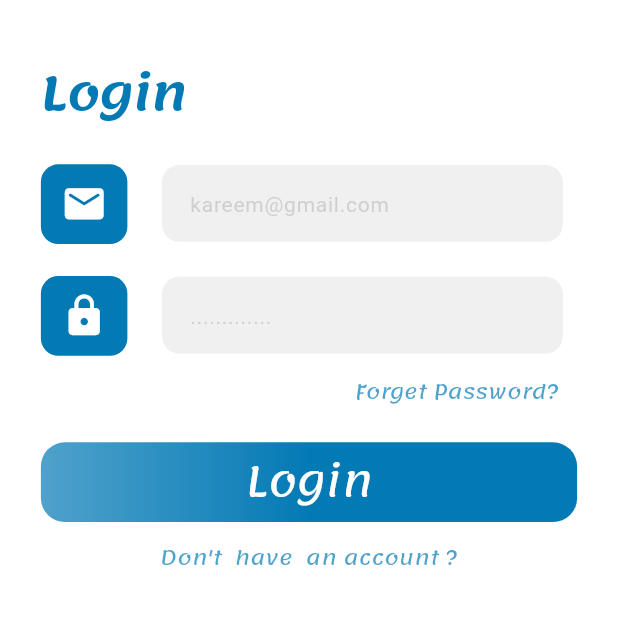
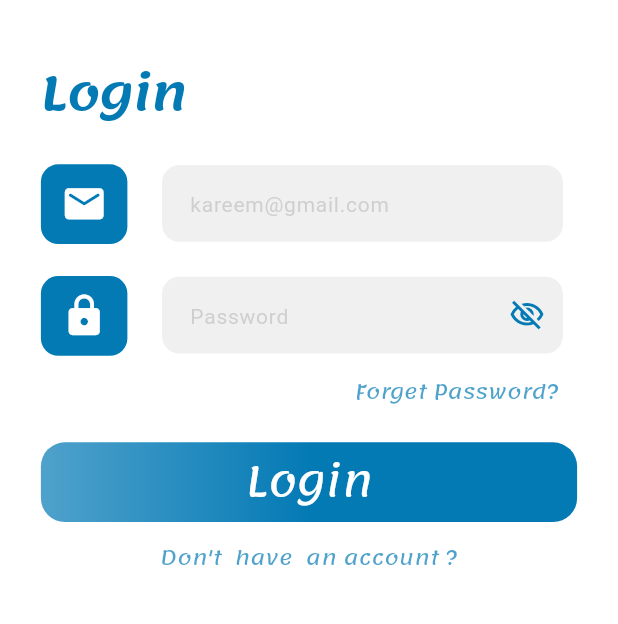
Before and after one commit to KareemTantawi/Symohony_Application, a Flutter app: the LoginScreen screen opened by its route, on a phone screen of 412 x 824 dp, the part 513-1137 px from its top. Run offline on Flutter 3.47's test engine with Material 3 defaults, Android fonts, the phone set to English and light mode, and no system bars; our stand-ins replace animate_do, dio, flutter_bloc, flutter_screenutil, shared_preferences, speech_to_text; accounts and stored records are empty.

Commit message:
finish the login screen with integrate with back

```diff
--- /dev/null
+++ b/lib/features/auth/data/models/login_model.dart
@@ -0,0 +1,19 @@
+class LoginModel {
+  final String message;
+  final String refreshToken;
+  final String accessToken;
+
+  LoginModel({
+    required this.message,
+    required this.refreshToken,
+    required this.accessToken,
+  });
+
+  factory LoginModel.fromJson(Map<String, dynamic> json) {
+    return LoginModel(
+      message: json['message'] ?? '',
+      refreshToken: json['refresh_token'] ?? '',
+      accessToken: json['access_token'],
+    );
+  }
+}
--- /dev/null
+++ b/lib/features/auth/presentation/manager/login_cubit/login_cubit.dart
@@ -0,0 +1,50 @@
+import 'package:flutter/material.dart';
+import 'package:flutter_bloc/flutter_bloc.dart';
+import 'package:symphony_app/core/services/network/api/api_endpoints.dart';
+import 'package:symphony_app/core/services/network/api/dio_consumer.dart';
+import 'package:symphony_app/features/auth/data/models/login_model.dart';
+import 'package:symphony_app/features/auth/presentation/manager/login_cubit/login_state.dart';
+
+class LoginCubit extends Cubit<LoginState> {
+  LoginCubit(this.api) : super(LoginInitialState());
+  DioConsumer api;
+  LoginModel? loginModel;
+
+  GlobalKey<FormState> loginFormKey = GlobalKey<FormState>();
+  TextEditingController emailController = TextEditingController();
+  TextEditingController passwordController = TextEditingController();
+
+  void dispose() {
+    emailController.dispose();
+    passwordController.dispose();
+  }
+
+  void clearController() {
+    emailController.clear();
+    passwordController.clear();
+  }
+
+  Future<void> login() async {
+    try {
+      emit(LoginLoadingState());
+      final response = await api.post(
+        EndPoints.login,
+        data: {
+          "email": emailController.text,
+          "password": passwordController.text,
+        },
+      );
+      if (response != null && response is Map<String, dynamic>) {
+        loginModel = LoginModel.fromJson(response);
+
+        emit(LoginSuccessState());
+      } else {
+        emit(
+          LoginFailureState(errMessage: 'Invalid response from the server'),
+        );
+      }
+    } on Exception catch (e) {
+      emit(LoginFailureState(errMessage: e.toString()));
+    }
+  }
+}
--- /dev/null
+++ b/lib/features/auth/presentation/manager/login_cubit/login_state.dart
@@ -0,0 +1,13 @@
+class LoginState {}
+
+class LoginInitialState extends LoginState {}
+
+class LoginLoadingState extends LoginState {}
+
+class LoginSuccessState extends LoginState {}
+
+class LoginFailureState extends LoginState {
+  final String errMessage;
+
+  LoginFailureState({required this.errMessage});
+}
--- a/lib/features/auth/presentation/views/login_screen.dart
+++ b/lib/features/auth/presentation/views/login_screen.dart
@@ -1,4 +1,5 @@
 import 'package:flutter/material.dart';
+import 'package:flutter_bloc/flutter_bloc.dart';
 import 'package:flutter_screenutil/flutter_screenutil.dart';
 import 'package:symphony_app/core/common/widget/app_defailt_button.dart';
 import 'package:symphony_app/core/common/widget/app_text_default_button.dart';
@@ -7,21 +8,78 @@ import 'package:symphony_app/core/common/widget/default_show_dialog_app.dart';
 import 'package:symphony_app/core/common/widget/defulat_text_form_feild.dart';
 import 'package:symphony_app/core/extension/extension.dart';
 import 'package:symphony_app/core/routes/routes.dart';
+import 'package:symphony_app/core/theme/colors/color.dart';
 import 'package:symphony_app/core/utils/spacing.dart';
+import 'package:symphony_app/features/auth/presentation/manager/login_cubit/login_cubit.dart';
+import 'package:symphony_app/features/auth/presentation/manager/login_cubit/login_state.dart';
 import 'package:symphony_app/features/auth/presentation/widgets/image_container_login.dart';
 import 'package:symphony_app/features/auth/presentation/widgets/login_text_widget.dart';
 
 import '../../../../core/common/animation/animation_do.dart';
 
-class LoginScreen extends StatelessWidget {
-  LoginScreen({super.key});
-  final TextEditingController _emailController = TextEditingController();
-  final TextEditingController _passController = TextEditingController();
+class LoginScreen extends StatefulWidget {
+  const LoginScreen({super.key});
+
+  @override
+  State<LoginScreen> createState() => _LoginScreenState();
+}
+
+class _LoginScreenState extends State<LoginScreen> {
+  bool _obscureText = true;
+
+  void _toggleVisibility() {
+    setState(() {
+      _obscureText = !_obscureText;
+    });
+  }
+
   @override
   Widget build(BuildContext context) {
+    final loginCubit = BlocProvider.of<LoginCubit>(context);
+    return BlocConsumer<LoginCubit, LoginState>(
+      listener: (context, state) {
+        if (state is LoginSuccessState) {
+          ScaffoldMessenger.of(context).showSnackBar(
+            SnackBar(
+              shape: RoundedRectangleBorder(
+                borderRadius: BorderRadius.circular(16),
+              ),
+              backgroundColor: AppColors.primaryColor,
+              behavior: SnackBarBehavior.floating,
+              content: const Text(
+                'Logged in successfully , Welcome to our Application',
+                style: TextStyle(
+                  color: Colors.white,
+                ),
+              ),
+            ),
+          );
+          // defaultShowDialogApp(context);
+          context.pushAndRemoveUntil(Routes.homeScreen);
+        } else if (state is LoginFailureState) {
+          ScaffoldMessenger.of(context).showSnackBar(
+            SnackBar(
+              shape: RoundedRectangleBorder(
+                borderRadius: BorderRadius.circular(16),
+              ),
+              backgroundColor: AppColors.primaryColor,
+              behavior: SnackBarBehavior.floating,
+              content: Text(
+                state.errMessage,
+                style: const TextStyle(
+                  color: Colors.white,
+                ),
+              ),
+            ),
+          );
+        }
+      },
+      builder: (context, state) {
         return Scaffold(
           backgroundColor: Colors.white,
           body: SingleChildScrollView(
+            child: Form(
+              key: loginCubit.loginFormKey,
               child: Column(
                 crossAxisAlignment: CrossAxisAlignment.start,
                 children: [
@@ -49,7 +107,8 @@ class LoginScreen extends StatelessWidget {
                                 ),
                                 horizontalSpace(22),
                                 DefaultTextFormField(
-                            textEditingController: _emailController,
+                                  textEditingController:
+                                      loginCubit.emailController,
                                   keyboardType: TextInputType.emailAddress,
                                   validator: (value) {
                                     return null;
@@ -70,14 +129,19 @@ class LoginScreen extends StatelessWidget {
                                 ),
                                 horizontalSpace(22),
                                 DefaultTextFormField(
-                            textEditingController: _passController,
-                            obscureText: true,
+                                  textEditingController:
+                                      loginCubit.passwordController,
+                                  obscureText: _obscureText,
                                   keyboardType: TextInputType.visiblePassword,
                                   validator: (value) {
                                     return null;
                                   },
+                                  icon: _obscureText
+                                      ? Icons.visibility_off_outlined
+                                      : Icons.visibility_outlined,
+                                  onPressed: _toggleVisibility,
                                   onChanged: (value) {},
-                            hintText: '.............',
+                                  hintText: 'Password',
                                 ),
                               ],
                             ),
@@ -99,10 +163,20 @@ class LoginScreen extends StatelessWidget {
                           verticalSpace(10),
                           CustomFadeInRight(
                             duration: 600,
-                      child: AppDefaultButton(
+                            child: state is LoginLoadingState
+                                ? const Center(
+                                    child: CircularProgressIndicator(
+                                      color: AppColors.primaryColor,
+                                    ),
+                                  )
+                                : AppDefaultButton(
                                     onTap: () {
-                          defaultShowDialogApp(context);
-                          context.pushAndRemoveUntil(Routes.homeScreen);
+                                      // defaultShowDialogApp(context);
+                                      if (loginCubit.loginFormKey.currentState!
+                                          .validate()) {
+                                        loginCubit.login();
+                                      }
+                                      // context.pushName(AppRoutes.homeScreen);
                                     },
                                     title: 'Login',
                                   ),
@@ -111,7 +185,8 @@ class LoginScreen extends StatelessWidget {
                             child: AppDefaultTextButton(
                               onPressed: () {
                                 // context.pushName(AppRoutes.signupScreen);
-                          context.pushReplacementNamed(Routes.registerScreen);
+                                context.pushReplacementNamed(
+                                    Routes.registerScreen);
                               },
                               title: "Don't  have  an account ?",
                               size: 14,
@@ -124,6 +199,9 @@ class LoginScreen extends StatelessWidget {
                 ],
               ),
             ),
+          ),
+        );
+      },
     );
   }
 }
--- a/lib/symphony_app.dart
+++ b/lib/symphony_app.dart
@@ -5,6 +5,7 @@ import 'package:flutter_screenutil/flutter_screenutil.dart';
 import 'package:symphony_app/core/routes/app_router.dart';
 import 'package:symphony_app/core/routes/routes.dart';
 import 'package:symphony_app/core/services/network/api/dio_consumer.dart';
+import 'package:symphony_app/features/auth/presentation/manager/login_cubit/login_cubit.dart';
 import 'package:symphony_app/features/auth/presentation/manager/register_cubit/register_cubit.dart';
 
 class SymphonyApp extends StatelessWidget {
@@ -19,7 +20,10 @@ class SymphonyApp extends StatelessWidget {
       providers: [
         BlocProvider<RegisterCubit>(
           create: (context) => RegisterCubit(DioConsumer(dio: Dio())),
-        )
+        ),
+        BlocProvider<LoginCubit>(
+          create: (context) => LoginCubit(DioConsumer(dio: Dio())),
+        ),
       ],
       child: ScreenUtilInit(
         designSize: const Size(393, 852),
```
Lines whose indentation alone changed are shown as unchanged.
